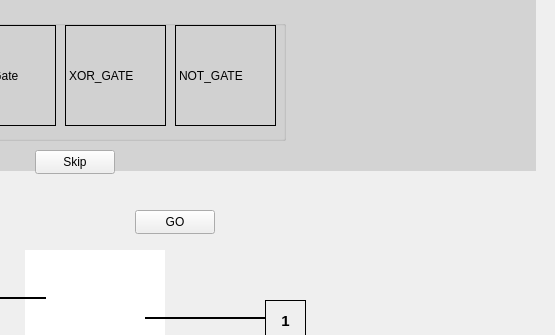
This is LevelsView.ui in AhmedZ70/BitWise-EducationalApp as Qt 5 draws it before an edit; both pictures show x 445 to 1000 and y 0 to 335 of the 1000 by 800 pixel window. The edited form follows.
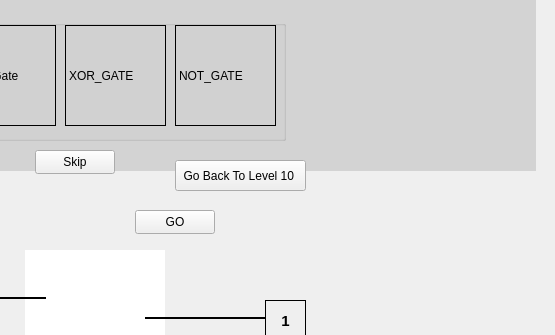
This is the edited form. The open tabs and pages were chosen to show the change. Icons and pictures are not drawn. Custom widgets are drawn as their Qt base class.

```diff
--- a/LevelsView.ui
+++ b/LevelsView.ui
@@ -4106,6 +4106,27 @@
       <enum>Qt::Horizontal</enum>
      </property>
     </widget>
+    <widget class="QPushButton" name="backToLevel1_12">
+     <property name="geometry">
+      <rect>
+       <x>640</x>
+       <y>20</y>
+       <width>131</width>
+       <height>31</height>
+      </rect>
+     </property>
+     <property name="font">
+      <font>
+       <pointsize>9</pointsize>
+      </font>
+     </property>
+     <property name="styleSheet">
+      <string notr="true">background-image: url(:/icons/wallpaper5.png);</string>
+     </property>
+     <property name="text">
+      <string>Go Back To Level 10 </string>
+     </property>
+    </widget>
    </widget>
    <widget class="QWidget" name="level12">
     <widget class="QLabel" name="label_22">
```
